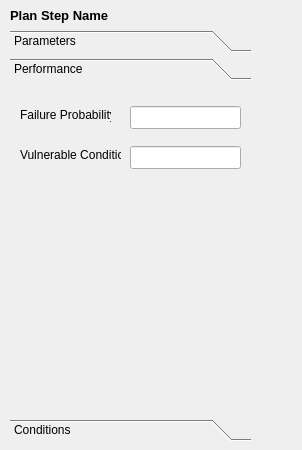
Above: PlanVisualizerWidget/PlanStepView.ui from MHesham/CaseVisualizer before the change. Below: the same form after it.
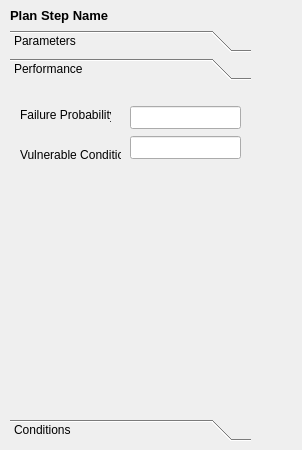
That is the form after the change. The open tabs and pages were chosen to show the change.

Commit message: Fix string translation error

```diff
--- a/PlanVisualizerWidget/PlanStepView.ui
+++ b/PlanVisualizerWidget/PlanStepView.ui
@@ -90,6 +90,14 @@
     </widget>
    </widget>
    <widget class="QWidget" name="Preformance">
+    <property name="geometry">
+     <rect>
+      <x>0</x>
+      <y>0</y>
+      <width>241</width>
+      <height>330</height>
+     </rect>
+    </property>
     <attribute name="label">
      <string>Performance</string>
     </attribute>
@@ -106,25 +114,6 @@
       <string>Vulnerable Condition</string>
      </property>
     </widget>
-    <widget class="QLineEdit" name="txtVulnerableCondition">
-     <property name="geometry">
-      <rect>
-       <x>120</x>
-       <y>60</y>
-       <width>111</width>
-       <height>23</height>
-      </rect>
-     </property>
-     <property name="inputMask">
-      <string>9999999999</string>
-     </property>
-     <property name="maxLength">
-      <number>10</number>
-     </property>
-     <property name="readOnly">
-      <bool>true</bool>
-     </property>
-    </widget>
     <widget class="QLineEdit" name="txtFailureProbability">
      <property name="geometry">
       <rect>
@@ -154,6 +143,25 @@
       <string>Failure Probability</string>
      </property>
     </widget>
+    <widget class="QLineEdit" name="txtVulnerableCondition">
+     <property name="geometry">
+      <rect>
+       <x>120</x>
+       <y>50</y>
+       <width>111</width>
+       <height>23</height>
+      </rect>
+     </property>
+     <property name="inputMask">
+      <string notr="true"/>
+     </property>
+     <property name="text">
+      <string notr="true"/>
+     </property>
+     <property name="readOnly">
+      <bool>false</bool>
+     </property>
+    </widget>
    </widget>
    <widget class="QWidget" name="Conditions">
     <property name="geometry">
```
Left out of the diff: 5 changed lines with no effect on the pictures. The commit also changes 2 other files.
